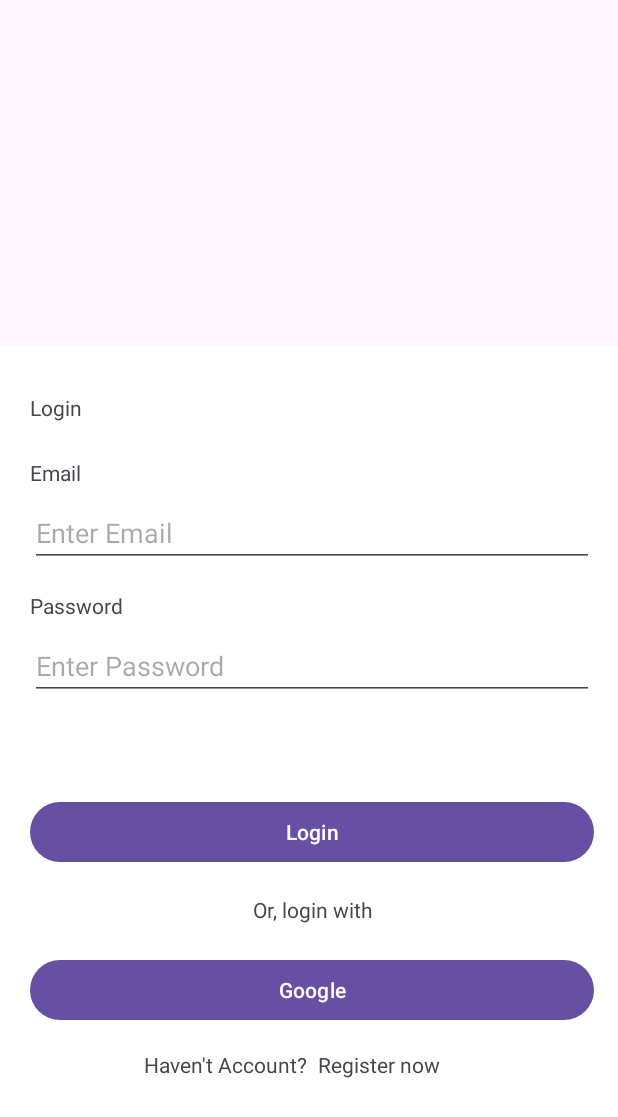
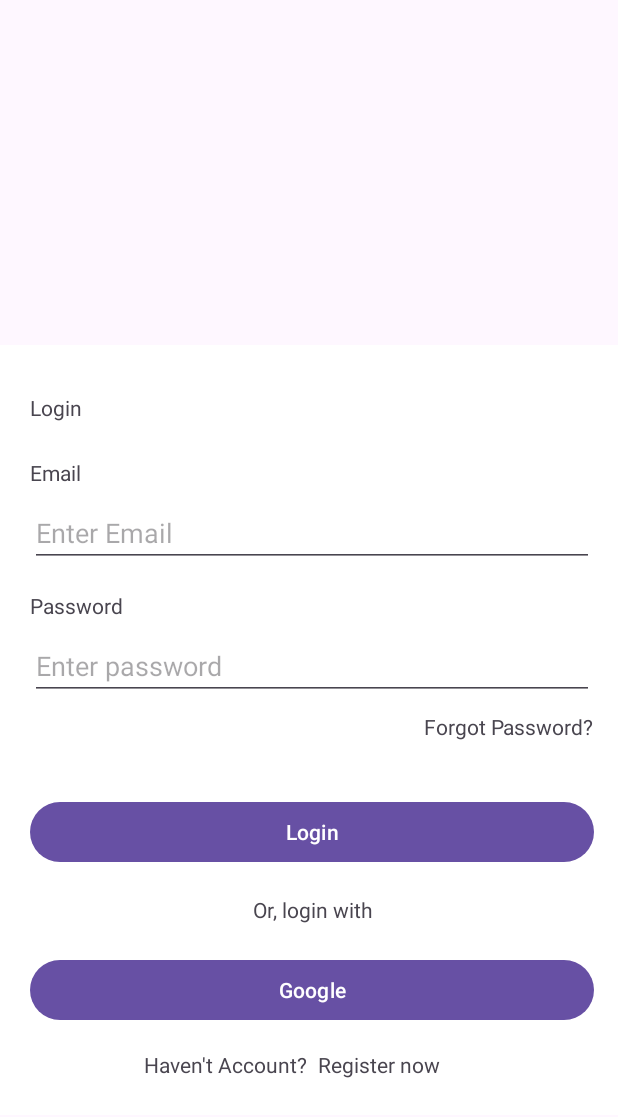
Before and after one commit to JoeTP/Cheffy, an Android app: the screen it shows after launch (MainActivity), after a tap on "Get Started", on a phone screen of 412 x 824 dp. Shown: the top 1117 px of the screen. Run offline under Robolectric (Android 15) with nearby library versions, the phone set to English and light mode, and no system bars; our stand-ins replace Firebase (no records; nobody signed in at launch, a user with empty details on screens opened directly).

Commit message:
login is working

```diff
--- a/app/src/main/java/com/example/cheffy/LoginFragment.java
+++ b/app/src/main/java/com/example/cheffy/LoginFragment.java
@@ -6,10 +6,11 @@ import android.view.View;
 import android.view.ViewGroup;
 import android.widget.EditText;
 import android.widget.TextView;
+import android.widget.Toast;
 
 import androidx.fragment.app.Fragment;
-import androidx.navigation.Navigation;
 
+import com.example.cheffy.utils.AppFunctions;
 import com.google.android.material.button.MaterialButton;
 import com.google.firebase.auth.FirebaseAuth;
 import com.google.firebase.auth.FirebaseUser;
@@ -18,17 +19,18 @@ import com.google.firebase.auth.FirebaseUser;
 public class LoginFragment extends Fragment {
     private FirebaseAuth mAuth;
     MaterialButton btnLogin, btnLoginGoogle;
-    TextView tvRegister;
+    TextView tvRegister, tvForgotPassword;
     EditText etEmail, etPassword;
 
     public LoginFragment() {
         // Required empty public constructor
     }
 
-    void initViews(View view){
+    void initViews(View view) {
         btnLogin = view.findViewById(R.id.btnLogin);
         btnLoginGoogle = view.findViewById(R.id.btnLoginGoogle);
         tvRegister = view.findViewById(R.id.tvRegister);
+        tvForgotPassword = view.findViewById(R.id.tvForgotPassword);
         etEmail = view.findViewById(R.id.etEmail);
         etPassword = view.findViewById(R.id.etPassword);
     }
@@ -43,12 +45,22 @@ public class LoginFragment extends Fragment {
     }
 
     @Override
-    public View onCreateView(LayoutInflater inflater, ViewGroup container,
-                             Bundle savedInstanceState) {
+    public View onCreateView(LayoutInflater inflater, ViewGroup container, Bundle savedInstanceState) {
         View view = inflater.inflate(R.layout.fragment_login, container, false);
+        initViews(view);
         mAuth = FirebaseAuth.getInstance();
-        initViews(view);
-        tvRegister.setOnClickListener(v -> Navigation.findNavController(view).navigate(R.id.action_loginFragment_to_registerFragment));
+
+
+        btnLogin.setOnClickListener(v -> mAuth.signInWithEmailAndPassword(etEmail.getText().toString(), etPassword.getText().toString(
+        )).addOnCompleteListener(task -> {
+            if(task.isSuccessful()){
+                Toast.makeText(getContext(), "Success", Toast.LENGTH_SHORT).show();
+            }else{
+                Toast.makeText(getContext(), "Failed", Toast.LENGTH_SHORT).show();
+            }
+        }));
+        tvRegister.setOnClickListener(v -> AppFunctions.navigateTo(v,
+                R.id.action_loginFragment_to_registerFragment));
 
         return view;
     }
--- a/app/src/main/res/layout/fragment_login.xml
+++ b/app/src/main/res/layout/fragment_login.xml
@@ -86,12 +86,22 @@
                 android:layout_height="wrap_content"
                 android:layout_marginTop="8dp"
                 android:ems="10"
-                android:hint="Enter Password"
+                android:hint="@string/enter_password"
                 android:inputType="textPassword"
                 app:layout_constraintEnd_toEndOf="parent"
                 app:layout_constraintEnd_toStartOf="@+id/guidelineRight"
                 app:layout_constraintStart_toStartOf="@+id/guidelineLeft"
                 app:layout_constraintTop_toBottomOf="@+id/tvPassword" />
+
+            <TextView
+                android:id="@+id/tvForgotPassword"
+                android:layout_width="wrap_content"
+                android:layout_height="wrap_content"
+                android:layout_marginTop="8dp"
+                android:text="@string/forgot_password"
+                app:layout_constraintEnd_toEndOf="parent"
+                app:layout_constraintEnd_toStartOf="@+id/guidelineRight"
+                app:layout_constraintTop_toBottomOf="@+id/etPassword" />
 
             <com.google.android.material.button.MaterialButton
                 android:id="@+id/btnLogin"
--- a/app/src/main/res/values/strings.xml
+++ b/app/src/main/res/values/strings.xml
@@ -28,4 +28,5 @@
     <string name="sign_up">Sign up</string>
     <string name="google">Google</string>
     <string name="login">Login</string>
+    <string name="forgot_password">Forgot Password?</string>
 </resources>
```
Also changed, not shown: app/src/main/java/com/example/cheffy/utils/AppFunctions.java (added, +11 -0 lines).
